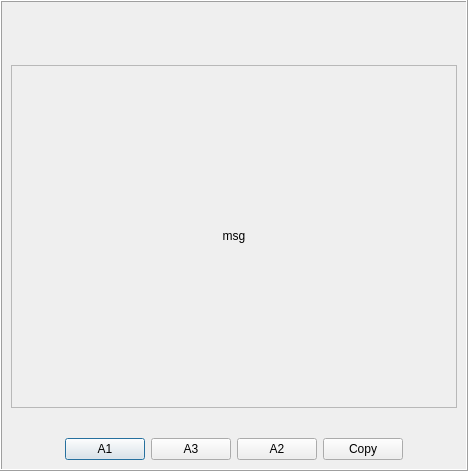
The window that Cafe5/c5message.ui (End1-1/Cafe5) describes before a commit, drawn with Qt 5.
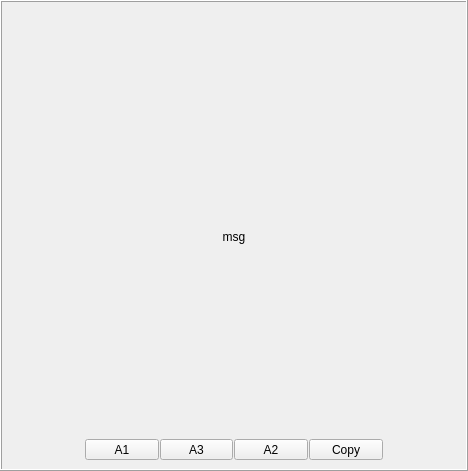
The same window after the commit. Icons and pictures are not drawn.

```diff
--- a/Cafe5/c5message.ui
+++ b/Cafe5/c5message.ui
@@ -139,6 +139,9 @@
         <property name="focusPolicy">
          <enum>Qt::FocusPolicy::NoFocus</enum>
         </property>
+        <property name="frameShape">
+         <enum>QFrame::Shape::NoFrame</enum>
+        </property>
         <property name="widgetResizable">
          <bool>true</bool>
         </property>
@@ -150,11 +153,14 @@
           <rect>
            <x>0</x>
            <y>0</y>
-           <width>440</width>
-           <height>328</height>
+           <width>446</width>
+           <height>342</height>
           </rect>
          </property>
          <layout class="QVBoxLayout" name="verticalLayout_2">
+          <property name="spacing">
+           <number>1</number>
+          </property>
           <property name="leftMargin">
            <number>0</number>
           </property>
@@ -181,6 +187,12 @@
               <height>0</height>
              </size>
             </property>
+            <property name="frameShadow">
+             <enum>QFrame::Shadow::Raised</enum>
+            </property>
+            <property name="lineWidth">
+             <number>0</number>
+            </property>
             <property name="text">
              <string>&lt;html&gt;msg&lt;/html&gt;</string>
             </property>
@@ -217,6 +229,9 @@
          </size>
         </property>
         <layout class="QHBoxLayout" name="horizontalLayout">
+         <property name="spacing">
+          <number>1</number>
+         </property>
          <property name="leftMargin">
           <number>0</number>
          </property>
@@ -246,9 +261,9 @@
           </spacer>
          </item>
          <item>
-          <widget class="QPushButton" name="btnYes">
+          <widget class="QToolButton" name="btnYes">
            <property name="sizePolicy">
-            <sizepolicy hsizetype="Preferred" vsizetype="Preferred">
+            <sizepolicy hsizetype="Expanding" vsizetype="Preferred">
              <horstretch>0</horstretch>
              <verstretch>0</verstretch>
             </sizepolicy>
@@ -259,9 +274,9 @@
           </widget>
          </item>
          <item>
-          <widget class="QPushButton" name="btnA3">
+          <widget class="QToolButton" name="btnA3">
            <property name="sizePolicy">
-            <sizepolicy hsizetype="Preferred" vsizetype="Preferred">
+            <sizepolicy hsizetype="Expanding" vsizetype="Preferred">
              <horstretch>0</horstretch>
              <verstretch>0</verstretch>
             </sizepolicy>
@@ -272,9 +287,9 @@
           </widget>
          </item>
          <item>
-          <widget class="QPushButton" name="btnCancel">
+          <widget class="QToolButton" name="btnCancel">
            <property name="sizePolicy">
-            <sizepolicy hsizetype="Preferred" vsizetype="Preferred">
+            <sizepolicy hsizetype="Expanding" vsizetype="Preferred">
              <horstretch>0</horstretch>
              <verstretch>0</verstretch>
             </sizepolicy>
@@ -285,9 +300,9 @@
           </widget>
          </item>
          <item>
-          <widget class="QPushButton" name="btnCopy">
+          <widget class="QToolButton" name="btnCopy">
            <property name="sizePolicy">
-            <sizepolicy hsizetype="Preferred" vsizetype="Preferred">
+            <sizepolicy hsizetype="Expanding" vsizetype="Preferred">
              <horstretch>0</horstretch>
              <verstretch>0</verstretch>
             </sizepolicy>
```
